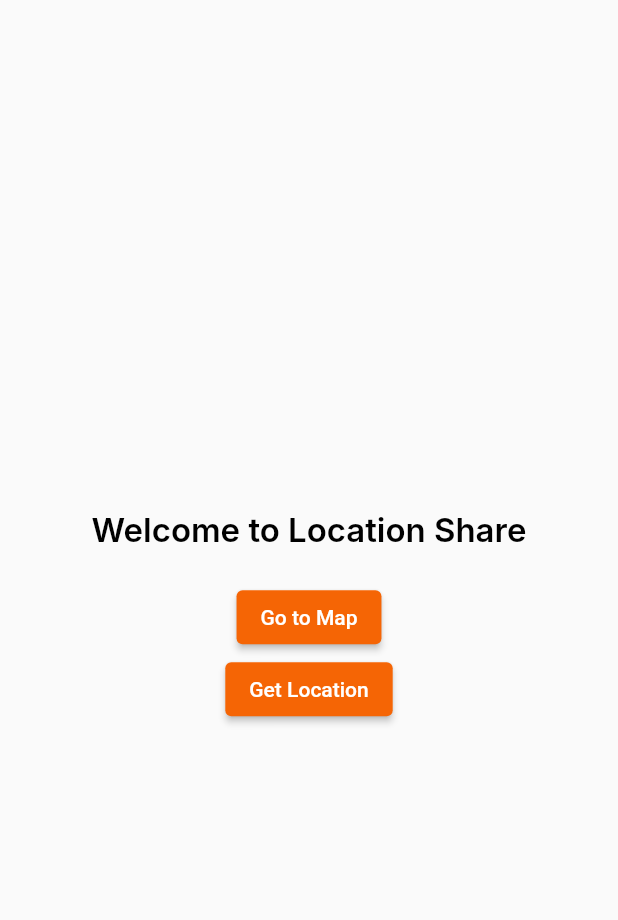
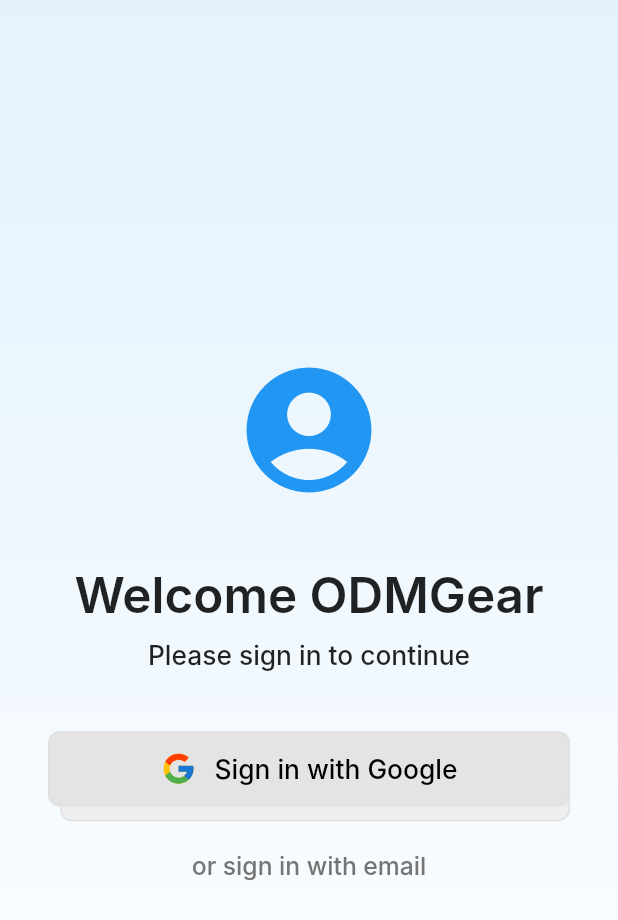
Before and after one commit to thanseer02/locactio_share-main, a Flutter app: the screen it shows after launch, on a phone screen of 412 x 824 dp. Shown: the top 920 px of the screen. Run offline on Flutter 3.47's test engine with Material 3 defaults, Android fonts, the phone set to English and light mode, and no system bars; our stand-ins replace cached_network_image, dio, firebase_auth, firebase_core, firebase_messaging, flutter_local_notifications and 11 more; accounts and stored records are empty; Roboto replaces fonts that are missing (Inter).

Commit message:
wdgets added

```diff
--- /dev/null
+++ b/lib/features/login_screen/view/login_screen.dart
@@ -0,0 +1,192 @@
+import 'package:ODMGear/common/app_colors.dart';
+import 'package:ODMGear/common/app_styles.dart';
+import 'package:ODMGear/features/home/view/home_screen.dart';
+import 'package:ODMGear/utils/extensions.dart';
+import 'package:firebase_auth/firebase_auth.dart';
+import 'package:flutter/material.dart';
+import 'package:flutter/services.dart';
+import 'package:flutter_screenutil/flutter_screenutil.dart';
+import 'package:flutter_svg/flutter_svg.dart';
+import 'package:google_sign_in/google_sign_in.dart';
+
+class LoginScreen extends StatefulWidget {
+  static const routeName = '/loginScreen';
+
+  @override
+  State<LoginScreen> createState() => _LoginScreenState();
+}
+
+class _LoginScreenState extends State<LoginScreen> {
+  @override
+  Widget build(BuildContext context) {
+    return Scaffold(
+      body:  Container(
+        decoration: BoxDecoration(
+          gradient: LinearGradient(
+            begin: Alignment.topCenter,
+            end: Alignment.bottomCenter,
+            colors: [
+              Colors.blue.shade50,
+              Colors.white,
+            ],
+          ),
+        ),
+        child: Center(
+          child: Padding(
+            padding: const EdgeInsets.all(32.0),
+            child: Column(
+              mainAxisAlignment: MainAxisAlignment.center,
+              children: [
+                Icon(Icons.account_circle, size: 100.spMin, color: Colors.blue),
+                SizedBox(height: 40.spMin),
+                Text(
+                  'Welcome ODMGear',
+                  style: tsS30W600,
+                ),
+                SizedBox(
+                  height: 10.spMin,
+                ),
+                Text(
+                  'Please sign in to continue',
+                  style: tsS16W500,
+                ),
+                SizedBox(
+                  height: 40.spMin,
+                ),
+                StaggeredGoogleSignInButton(
+                  onPressed: () {
+                    // signInWithGoogle();
+                    Navigator.pushNamed(context,HomeScreen.routeName );
+                  },
+                  staggerAmount: 8.0,
+                ),
+                SizedBox(height: 20.spMin),
+                Text(
+                  'or sign in with email',
+                  style: tsS15W500.copyWith(
+                    color: Colors.grey.shade600,
+                  ),
+                ),
+              ],
+            ),
+          ),
+        ),
+      ),
+    );
+  }
+Future<UserCredential?> signInWithGoogle() async {
+    try {
+      // Check if Google Play Services are available
+      final isAvailable = await GoogleSignIn().isSignedIn();
+      if (!isAvailable) {
+        throw Exception('Google Play Services not available');
+      }
+
+      // Trigger the authentication flow
+      final GoogleSignInAccount? googleUser = await GoogleSignIn(
+        scopes: ['email', 'profile'],
+      ).signIn();
+
+      if (googleUser == null) return null;
+
+      // Obtain the auth details
+      final GoogleSignInAuthentication googleAuth =
+          await googleUser.authentication;
+
+      // Create a new credential
+      final credential = GoogleAuthProvider.credential(
+        accessToken: googleAuth.accessToken,
+        idToken: googleAuth.idToken,
+      );
+
+      // Sign in to Firebase
+      return await FirebaseAuth.instance.signInWithCredential(credential);
+    } on PlatformException catch (e) {
+      if (e.code == 'sign_in_failed') {
+        debugPrint('Google Sign-In Error: ${e.message}');
+        // Handle specific error cases
+        if (e.message!.contains('ApiException: 10')) {
+          debugPrint('Configuration error - check SHA-1 and package name');
+        }
+      }
+      return null;
+    } catch (e) {
+      debugPrint('Error during Google Sign-In: $e');
+      return null;
+    }
+  }
+}
+
+class StaggeredGoogleSignInButton extends StatelessWidget {
+  final VoidCallback? onPressed;
+  final double staggerAmount;
+
+  const StaggeredGoogleSignInButton({
+    Key? key,
+    this.onPressed,
+    this.staggerAmount = 8.0,
+  }) : super(key: key);
+
+  @override
+  Widget build(BuildContext context) {
+    return SizedBox(
+      width: double.infinity,
+      height: 60.spMin,
+      child: Stack(
+        children: [
+          // Background layer (staggered effect)
+          Positioned(
+            top: staggerAmount,
+            left: staggerAmount,
+            right: 0,
+            bottom: 0,
+            child: Container(
+              decoration: BoxDecoration(
+                color: Colors.grey.shade200,
+                borderRadius: BorderRadius.circular(8.spMin),
+                border: Border.all(color: Colors.grey.shade300),
+              ),
+            ),
+          ),
+
+          // Main button
+          ElevatedButton(
+            style: ElevatedButton.styleFrom(
+              elevation: 0,
+              backgroundColor: AppColors.chatBoxColor,
+              shape: RoundedRectangleBorder(
+                borderRadius: BorderRadius.circular(
+                  8.spMin,
+                ),
+                side: BorderSide(color: Colors.grey.shade300),
+              ),
+              minimumSize: Size(
+                double.infinity,
+                50.spMin,
+              ),
+            ),
+            onPressed: onPressed,
+            child: Row(
+              mainAxisSize: MainAxisSize.min,
+              mainAxisAlignment: MainAxisAlignment.center,
+              children: [
+                SvgPicture.asset(
+                  height: 24.spMin,
+                  width: 24.spMin,
+                  'google'.asAssetSvg(),
+                ),
+                SizedBox(width: 12.spMin),
+                Text(
+                  'Sign in with Google',
+                  style: tsS16W500.copyWith(color: Colors.black),
+                ),
+              ],
+            ),
+          ),
+        ],
+      ),
+    );
+  }
+
+
+}
--- a/lib/features/splash_screen/view/spalsh_screen.dart
+++ b/lib/features/splash_screen/view/spalsh_screen.dart
@@ -1,4 +1,5 @@
 import 'package:ODMGear/common/app_styles.dart';
+import 'package:ODMGear/features/login_screen/view/login_screen.dart';
 import 'package:ODMGear/features/map_screen/map_screen.dart';
 import 'package:ODMGear/features/map_screen/view_model.dart/map_view_model.dart';
 import 'package:ODMGear/helpers/location_helper.dart';
@@ -18,9 +19,8 @@ class _SplashScreenState extends State<SplashScreen> {
   @override
   void initState() {
     super.initState();
-    LocationHelper().getCurrentLocation(context: context);
     Future.delayed(const Duration(seconds: 1), () {
-      LocationHelper().getCurrentLocation(context: context);
+      Navigator.of(context).pushReplacementNamed(LoginScreen.routeName);
     });
   }
 
--- a/lib/helpers/firebase_helper.dart
+++ b/lib/helpers/firebase_helper.dart
@@ -149,7 +149,7 @@ class FirebaseMessagingHelper extends BaseHelper {
   /// This method intiate the redirection from the notification.
   Future<void> _firebaseCloudMessagingListeners() async {
     FirebaseMessaging.instance.onTokenRefresh.listen(_onTokenRefresh);
-    unawaited(subscribeToTopic('general-notification-driver'));
+    // unawaited(subscribeToTopic('general-notification-driver'));
     if ((await SpHelper.getString(keyDeviceToken)).toString().isEmpty) {
       await FirebaseMessaging.instance.getToken().then((token) {
         if (token != null) _onTokenRefresh(token);
--- a/lib/utils/extensions.dart
+++ b/lib/utils/extensions.dart
@@ -135,7 +135,7 @@ extension StringExtensions on String {
   String asAssetIconSvg() => 'assets/icons/$this.svg';
 
   /// Extension function to get the svg asset location
-  String asAssetSvg() => 'assets/svgs/$this.svg';
+  String asAssetSvg() => 'assets/svg/$this.svg';
 
   String asAssetMp3() => 'audio/$this.mp3';
 
--- a/lib/utils/routes.dart
+++ b/lib/utils/routes.dart
@@ -1,10 +1,14 @@
+import 'package:ODMGear/features/home/view/home_screen.dart';
+import 'package:ODMGear/features/login_screen/view/login_screen.dart';
 import 'package:ODMGear/features/map_screen/map_screen.dart';
 import 'package:ODMGear/features/splash_screen/view/spalsh_screen.dart';
 import 'package:flutter/material.dart';
 
 Map<String, Widget Function(BuildContext context)> appRoutes() => {
       SplashScreen.routeName: (context) => const SplashScreen(),
-      MapScreen.routeName: (context) => const MapScreen(),
+      // MapScreen.routeName: (context) => const MapScreen(),
+      LoginScreen.routeName: (context) => LoginScreen(),
+      HomeScreen.routeName: (context) => HomeScreen(),
 };
 Widget? _getScreen(RouteSettings settings) {
   switch (settings.name) {
--- a/pubspec.yaml
+++ b/pubspec.yaml
@@ -64,6 +64,9 @@ dependencies:
   json_annotation: ^4.9.0
   json_serializable: ^6.9.4
   build_runner: ^2.4.15
+  google_sign_in: ^6.3.0
+  firebase_auth: ^5.5.2
+  google_api_availability: ^5.0.1
 
 
 
```
Also changed, not shown: lib/features/home/view/home_screen.dart (added, +224 -0 lines), lib/features/map_screen/map_screen.dart (+74 -25 lines), assets/svg/google.svg (added), pubspec.lock, 2 other files.
